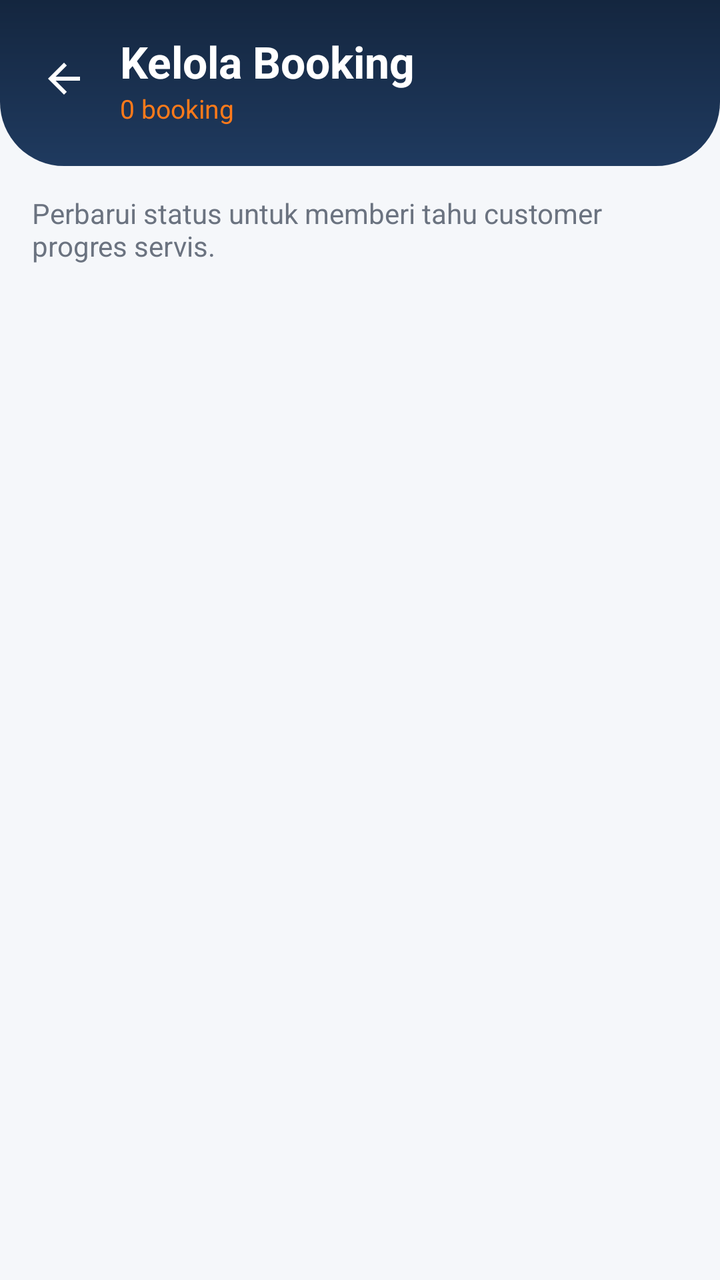
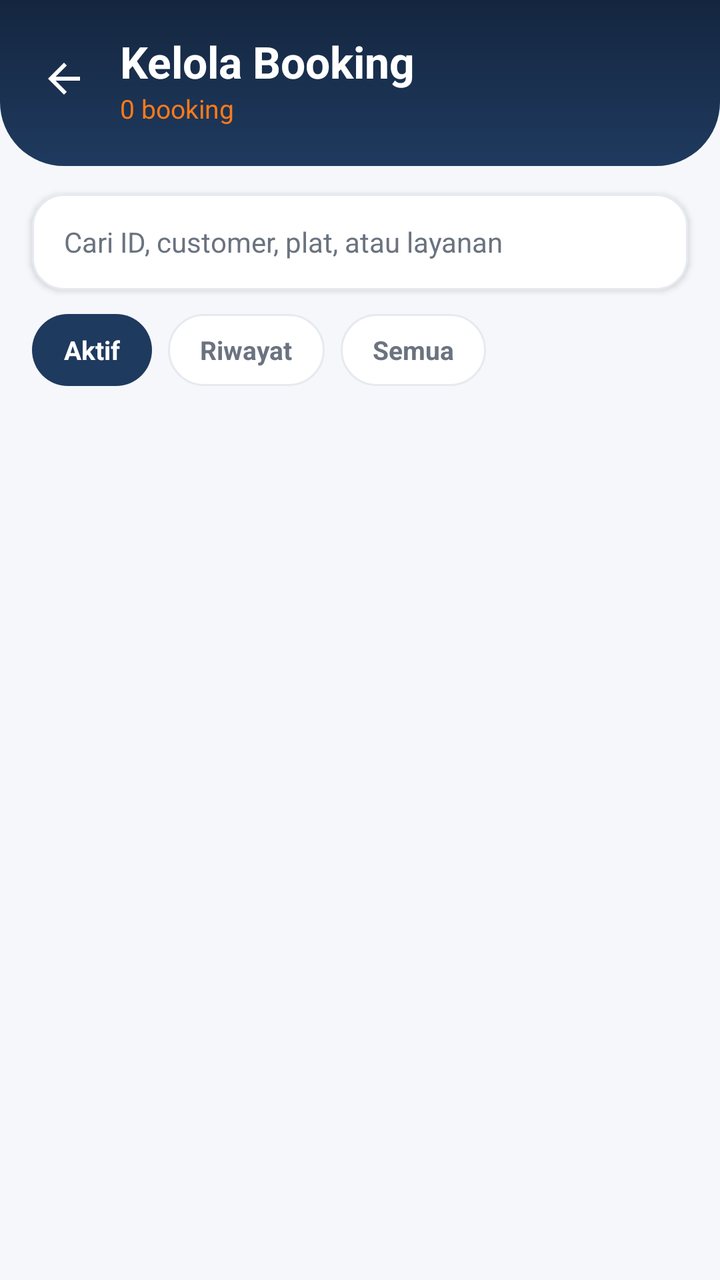

An Android layout rendered at two revisions. The XML below is the earlier revision; the diff shows what the commit changed to produce the second picture.
<!-- AndroidManifest.xml: application theme Theme.MobileProject -->
<!-- res/layout/activity_booking_petugas.xml -->
<?xml version="1.0" encoding="utf-8"?>
<LinearLayout xmlns:android="http://schemas.android.com/apk/res/android"
    xmlns:app="http://schemas.android.com/apk/res-auto"
    xmlns:tools="http://schemas.android.com/tools"
    android:id="@+id/main"
    android:layout_width="match_parent"
    android:layout_height="match_parent"
    android:background="@color/bk_bg_screen"
    android:orientation="vertical"
    tools:context=".BookingPetugasActivity">

    
    <LinearLayout
        android:id="@+id/header"
        android:layout_width="match_parent"
        android:layout_height="wrap_content"
        android:background="@drawable/bg_header"
        android:gravity="center_vertical"
        android:orientation="horizontal"
        android:paddingStart="12dp"
        android:paddingTop="16dp"
        android:paddingEnd="20dp"
        android:paddingBottom="20dp">

        <ImageView
            android:id="@+id/btnBack"
            android:layout_width="40dp"
            android:layout_height="40dp"
            android:background="?attr/selectableItemBackgroundBorderless"
            android:contentDescription="Kembali"
            android:padding="8dp"
            android:rotation="180"
            android:src="@drawable/ic_arrow_forward"
            app:tint="@android:color/white" />

        <LinearLayout
            android:layout_width="0dp"
            android:layout_height="wrap_content"
            android:layout_marginStart="8dp"
            android:layout_weight="1"
            android:orientation="vertical">

            <TextView
                android:layout_width="wrap_content"
                android:layout_height="wrap_content"
                android:text="Kelola Booking"
                android:textColor="@android:color/white"
                android:textSize="22sp"
                android:textStyle="bold" />

            <TextView
                android:id="@+id/tvTotal"
                android:layout_width="wrap_content"
                android:layout_height="wrap_content"
                android:text="0 booking"
                android:textColor="@color/bk_accent"
                android:textSize="13sp" />
        </LinearLayout>
    </LinearLayout>

    <TextView
        android:layout_width="match_parent"
        android:layout_height="wrap_content"
        android:layout_marginStart="16dp"
        android:layout_marginTop="14dp"
        android:layout_marginEnd="16dp"
        android:text="Perbarui status untuk memberi tahu customer progres servis."
        android:textColor="@color/bk_text_secondary"
        android:textSize="14sp" />

    <FrameLayout
        android:layout_width="match_parent"
        android:layout_height="0dp"
        android:layout_weight="1">

        <androidx.recyclerview.widget.RecyclerView
            android:id="@+id/rvBookings"
            android:layout_width="match_parent"
            android:layout_height="match_parent"
            android:clipToPadding="false"
            android:paddingStart="16dp"
            android:paddingTop="14dp"
            android:paddingEnd="16dp"
            android:paddingBottom="20dp" />

        <TextView
            android:id="@+id/tvEmpty"
            android:layout_width="match_parent"
            android:layout_height="wrap_content"
            android:layout_gravity="center"
            android:gravity="center"
            android:padding="24dp"
            android:text="Belum ada booking"
            android:textColor="@color/bk_text_secondary"
            android:textSize="14sp"
            android:visibility="gone" />

        <ProgressBar
            android:id="@+id/progress"
            android:layout_width="wrap_content"
            android:layout_height="wrap_content"
            android:layout_gravity="center" />
    </FrameLayout>
</LinearLayout>
<!-- resources referenced by this layout -->
<resources>
  <color name="bk_accent">#FF7A1A</color>
  <color name="bk_bg_screen">#F5F7FA</color>
  <color name="bk_text_secondary">#6B7380</color>
  <!-- drawable bg_header (drawable) -->
  <?xml version="1.0" encoding="utf-8"?>
  <shape xmlns:android="http://schemas.android.com/apk/res/android"
      android:shape="rectangle">
      <gradient
          android:angle="270"
          android:endColor="@color/bk_primary"
          android:startColor="@color/bk_primary_dark" />
      <corners
          android:bottomLeftRadius="32dp"
          android:bottomRightRadius="32dp" />
  </shape>
  <!-- drawable ic_arrow_forward (drawable) -->
  <?xml version="1.0" encoding="utf-8"?>
  <vector xmlns:android="http://schemas.android.com/apk/res/android"
      android:width="24dp"
      android:height="24dp"
      android:viewportWidth="24"
      android:viewportHeight="24">
      <path
          android:fillColor="#FF000000"
          android:pathData="M12,4l-1.41,1.41L16.17,11H4v2h12.17l-5.58,5.59L12,20l8,-8z" />
  </vector>
  <style name="Theme.MobileProject" parent="Base.Theme.MobileProject" />
  <color name="bk_primary">#1F3A5F</color>
  <color name="bk_primary_dark">#14263F</color>
  <style name="Base.Theme.MobileProject" parent="Theme.Material3.DayNight.NoActionBar">
  
      </style>
</resources>

<!-- the commit's change to res/layout/activity_booking_petugas.xml (unified diff, before → after) -->
@@ -58,15 +58,98 @@
         </LinearLayout>
     </LinearLayout>
 
-    <TextView
+    
+    <com.google.android.material.card.MaterialCardView
         android:layout_width="match_parent"
         android:layout_height="wrap_content"
         android:layout_marginStart="16dp"
         android:layout_marginTop="14dp"
         android:layout_marginEnd="16dp"
-        android:text="Perbarui status untuk memberi tahu customer progres servis."
-        android:textColor="@color/bk_text_secondary"
-        android:textSize="14sp" />
+        app:cardBackgroundColor="@android:color/white"
+        app:cardCornerRadius="16dp"
+        app:cardElevation="2dp"
+        app:strokeColor="@color/bk_stroke_soft"
+        app:strokeWidth="1dp">
+
+        <EditText
+            android:id="@+id/etCari"
+            android:layout_width="match_parent"
+            android:layout_height="48dp"
+            android:background="@null"
+            android:hint="Cari ID, customer, plat, atau layanan"
+            android:imeOptions="actionSearch"
+            android:inputType="text"
+            android:paddingStart="16dp"
+            android:paddingEnd="16dp"
+            android:textColor="@color/bk_text_primary"
+            android:textColorHint="@color/bk_text_secondary"
+            android:textSize="14sp" />
+    </com.google.android.material.card.MaterialCardView>
+
+    
+    <HorizontalScrollView
+        android:layout_width="match_parent"
+        android:layout_height="wrap_content"
+        android:layout_marginTop="12dp"
+        android:clipToPadding="false"
+        android:paddingStart="16dp"
+        android:paddingEnd="8dp"
+        android:scrollbars="none">
+
+        <LinearLayout
+            android:layout_width="wrap_content"
+            android:layout_height="wrap_content"
+            android:orientation="horizontal">
+
+            <TextView
+                android:id="@+id/chipAktif"
+                android:layout_width="wrap_content"
+                android:layout_height="36dp"
+                android:layout_marginEnd="8dp"
+                android:background="@drawable/bg_filter_chip_on"
+                android:clickable="true"
+                android:focusable="true"
+                android:gravity="center"
+                android:paddingStart="16dp"
+                android:paddingEnd="16dp"
+                android:text="Aktif"
+                android:textColor="@android:color/white"
+                android:textSize="13sp"
+                android:textStyle="bold" />
+
+            <TextView
+                android:id="@+id/chipRiwayat"
+                android:layout_width="wrap_content"
+                android:layout_height="36dp"
+                android:layout_marginEnd="8dp"
+                android:background="@drawable/bg_filter_chip_off"
+                android:clickable="true"
+                android:focusable="true"
+                android:gravity="center"
+                android:paddingStart="16dp"
+                android:paddingEnd="16dp"
+                android:text="Riwayat"
+                android:textColor="@color/bk_text_secondary"
+                android:textSize="13sp"
+                android:textStyle="bold" />
+
+            <TextView
+                android:id="@+id/chipSemua"
+                android:layout_width="wrap_content"
+                android:layout_height="36dp"
+                android:layout_marginEnd="8dp"
+                android:background="@drawable/bg_filter_chip_off"
+                android:clickable="true"
+                android:focusable="true"
+                android:gravity="center"
+                android:paddingStart="16dp"
+                android:paddingEnd="16dp"
+                android:text="Semua"
+                android:textColor="@color/bk_text_secondary"
+                android:textSize="13sp"
+                android:textStyle="bold" />
+        </LinearLayout>
+    </HorizontalScrollView>
 
     <FrameLayout
         android:layout_width="match_parent"
@@ -79,9 +162,9 @@
             android:layout_height="match_parent"
             android:clipToPadding="false"
             android:paddingStart="16dp"
-            android:paddingTop="14dp"
+            android:paddingTop="12dp"
             android:paddingEnd="16dp"
-            android:paddingBottom="20dp" />
+            android:paddingBottom="24dp" />
 
         <TextView
             android:id="@+id/tvEmpty"
@@ -99,6 +182,7 @@
             android:id="@+id/progress"
             android:layout_width="wrap_content"
             android:layout_height="wrap_content"
-            android:layout_gravity="center" />
+            android:layout_gravity="center"
+            android:visibility="gone" />
     </FrameLayout>
 </LinearLayout>
<!-- resource entries referenced after the edit -->
@@ -2,7 +2,24 @@
 <resources>
   <color name="bk_accent">#FF7A1A</color>
   <color name="bk_bg_screen">#F5F7FA</color>
+  <color name="bk_stroke_soft">#E6EAF0</color>
+  <color name="bk_text_primary">#2B2F36</color>
   <color name="bk_text_secondary">#6B7380</color>
+  <!-- drawable bg_filter_chip_off (drawable) -->
+  <?xml version="1.0" encoding="utf-8"?>
+  <shape xmlns:android="http://schemas.android.com/apk/res/android"
+      android:shape="rectangle">
+      <solid android:color="@android:color/white" />
+      <corners android:radius="20dp" />
+      <stroke android:width="1dp" android:color="@color/bk_stroke_soft" />
+  </shape>
+  <!-- drawable bg_filter_chip_on (drawable) -->
+  <?xml version="1.0" encoding="utf-8"?>
+  <shape xmlns:android="http://schemas.android.com/apk/res/android"
+      android:shape="rectangle">
+      <solid android:color="@color/bk_primary" />
+      <corners android:radius="20dp" />
+  </shape>
   <!-- drawable bg_header (drawable) -->
   <?xml version="1.0" encoding="utf-8"?>
   <shape xmlns:android="http://schemas.android.com/apk/res/android"
